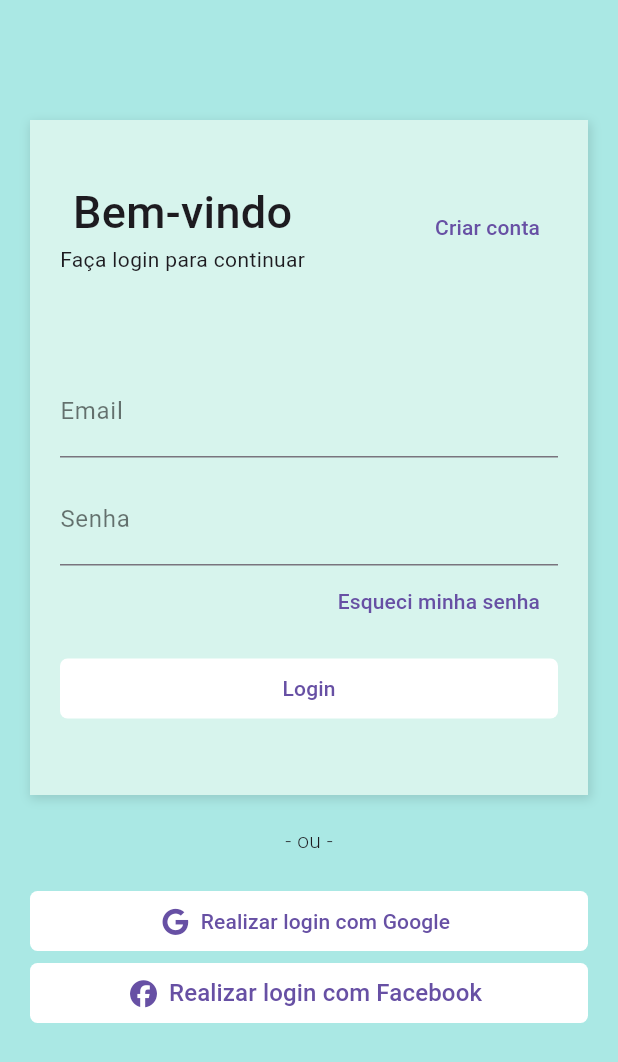
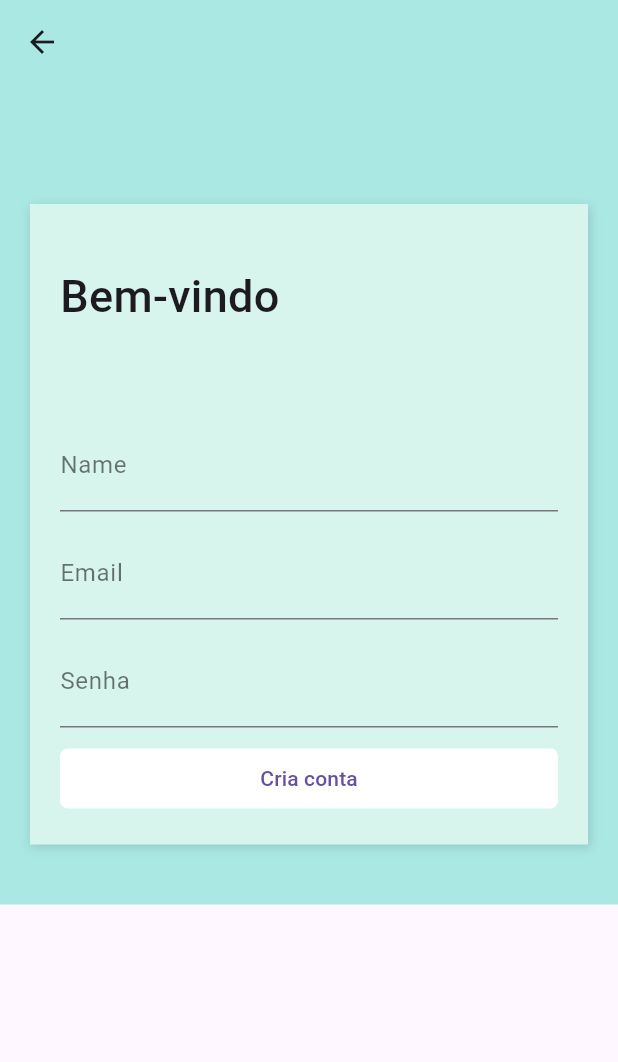
Before and after one commit to SEHCNAS/shopping, a Flutter app: the screen it shows after launch, after a tap on "Criar conta", on a phone screen of 412 x 824 dp. Shown: the top 1062 px of the screen. Run offline on Flutter 3.47's test engine with Material 3 defaults, Android fonts, the phone set to English and light mode, and no system bars; our stand-ins replace font_awesome_flutter.

Commit message:
Atualizado readme e criado nova tela de criação de conta

```diff
--- a/lib/Pages/Login_Page.dart
+++ b/lib/Pages/Login_Page.dart
@@ -1,5 +1,6 @@
 import 'package:flutter/material.dart';
 import 'package:font_awesome_flutter/font_awesome_flutter.dart';
+import 'package:shopping/Pages/Signup_Page.dart';
 
 class LoginPage extends StatelessWidget {
   const LoginPage({super.key});
@@ -7,14 +8,14 @@ class LoginPage extends StatelessWidget {
   @override
   Widget build(BuildContext context) {
     return Scaffold(
-      body: Container(
+      body: SingleChildScrollView(
+        child: Container(
           color: const Color.fromRGBO(170, 232, 228, 1),
           padding: EdgeInsets.only(top: 80, left: 20, right: 20, bottom: 40),
           child: Column(
             children: <Widget>[
               Container(
                 height: 450,
-
                 decoration: BoxDecoration(
                   color: Color.fromRGBO(215, 244, 237, 1),
                   boxShadow: [
@@ -48,6 +49,12 @@ class LoginPage extends StatelessWidget {
                           TextButton(
                             child: Text("Criar conta"),
                             onPressed: () {
+                              Navigator.push(
+                                context,
+                                MaterialPageRoute(
+                                  builder: (context) => SignupPage(),
+                                ),
+                              );
                               // Implementar ação de esqueci minha senha
                             },
                           ),
@@ -99,7 +106,9 @@ class LoginPage extends StatelessWidget {
                           style: TextButton.styleFrom(
                             backgroundColor: Colors.white,
                             shape: const RoundedRectangleBorder(
-                            borderRadius: BorderRadius.all(Radius.circular(5)),
+                              borderRadius: BorderRadius.all(
+                                Radius.circular(5),
+                              ),
                             ),
                           ),
                           child: Text("Login"),
@@ -151,6 +160,7 @@ class LoginPage extends StatelessWidget {
             ],
           ),
         ),
+      ),
     );
   }
 }
--- /dev/null
+++ b/lib/Pages/Signup_Page.dart
@@ -0,0 +1,122 @@
+import 'package:flutter/material.dart';
+
+class SignupPage extends StatelessWidget {
+  const SignupPage({super.key});
+
+  @override
+  Widget build(BuildContext context) {
+    return Scaffold(
+      appBar: AppBar(
+        backgroundColor: const Color.fromRGBO(170, 232, 228, 1),
+        elevation: 0,
+      ),
+      body: SingleChildScrollView(
+        child: Container(
+          color: const Color.fromRGBO(170, 232, 228, 1),
+          padding: EdgeInsets.only(top: 80, left: 20, right: 20, bottom: 40),
+          child: Column(
+            children: <Widget>[
+              Container(
+                decoration: BoxDecoration(
+                  color: Color.fromRGBO(215, 244, 237, 1),
+                  boxShadow: [
+                    BoxShadow(
+                      color: Colors.black12,
+                      offset: Offset(1, 2.0),
+                      blurRadius: 5,
+                      spreadRadius: 1,
+                    ),
+                  ],
+                ),
+                child: Padding(
+                  padding: EdgeInsets.only(
+                    left: 20,
+                    right: 20,
+                    top: 40,
+                    bottom: 20,
+                  ),
+                  child: Column(
+                    crossAxisAlignment: CrossAxisAlignment.start,
+                    children: <Widget>[
+                      Column(
+                        children: <Widget>[
+                          Text(
+                            "Bem-vindo",
+                            style: TextStyle(
+                              fontSize: 30,
+                              fontWeight: FontWeight.w500,
+                            ),
+                          ),
+                        ],
+                      ),
+                      SizedBox(height: 60),
+                      TextFormField(
+                        //autofocus: true,
+                        keyboardType: TextInputType.text,
+                        decoration: InputDecoration(
+                          labelText: "Name",
+                          labelStyle: TextStyle(
+                            color: Colors.black54,
+                            fontSize: 16,
+                            fontWeight: FontWeight.w400,
+                          ),
+                        ),
+                        style: TextStyle(fontSize: 20),
+                      ),
+                      SizedBox(height: 10),
+                      TextFormField(
+                        //autofocus: true,
+                        keyboardType: TextInputType.emailAddress,
+                        obscureText: true,
+                        decoration: InputDecoration(
+                          labelText: "Email",
+                          labelStyle: TextStyle(
+                            color: Colors.black54,
+                            fontSize: 16,
+                            fontWeight: FontWeight.w400,
+                          ),
+                        ),
+                        style: TextStyle(fontSize: 20),
+                      ),
+                      SizedBox(height: 10),
+                      TextFormField(
+                        //autofocus: true,
+                        keyboardType: TextInputType.visiblePassword,
+                        obscureText: true,
+                        decoration: InputDecoration(
+                          labelText: "Senha",
+                          labelStyle: TextStyle(
+                            color: Colors.black54,
+                            fontSize: 16,
+                            fontWeight: FontWeight.w400,
+                          ),
+                        ),
+                        style: TextStyle(fontSize: 20),
+                      ),
+                      SizedBox(height: 10),
+                      Container(
+                        width: double.infinity,
+                        child: TextButton(
+                          onPressed: () {},
+                          style: TextButton.styleFrom(
+                            backgroundColor: Colors.white,
+                            shape: const RoundedRectangleBorder(
+                              borderRadius: BorderRadius.all(
+                                Radius.circular(5),
+                              ),
+                            ),
+                          ),
+                          child: Text("Cria conta"),
+                        ),
+                      ),
+                    ],
+                  ),
+                ),
+              ),
+            ],
+          ),
+        ),
+      ),
+    );
+  }
+}
```
Also changed, not shown: 1 other file. Lines whose indentation alone changed are shown as unchanged.
